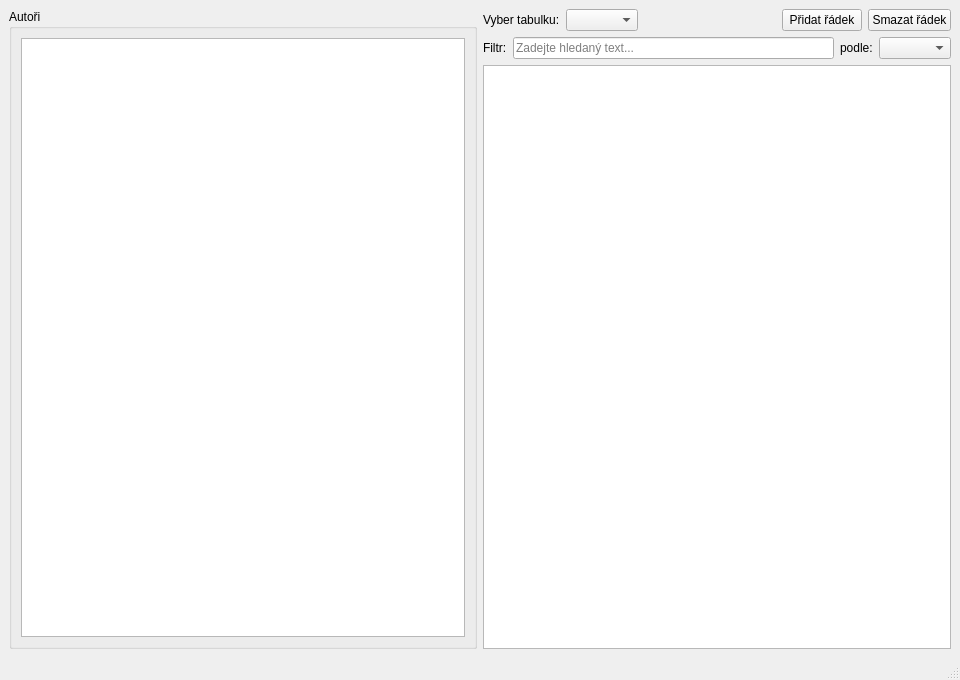
strakamartin/knihovna, file mainwindow.ui: the form before one commit.
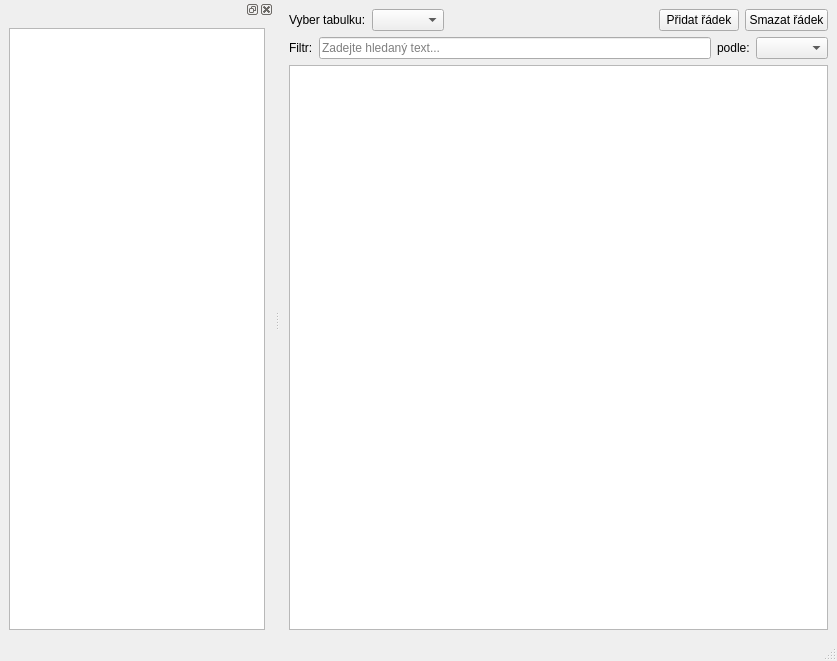
The form after the commit.

Diff of the .ui file:
```diff
--- a/mainwindow.ui
+++ b/mainwindow.ui
@@ -6,38 +6,17 @@
    <rect>
     <x>0</x>
     <y>0</y>
-    <width>960</width>
-    <height>680</height>
+    <width>837</width>
+    <height>661</height>
    </rect>
   </property>
   <property name="windowTitle">
    <string>Knižní evidence</string>
   </property>
   <widget class="QWidget" name="centralwidget">
-   <layout class="QVBoxLayout" name="verticalLayoutMain">
-
-    <!-- Hlavní obsah: levý seznam autorů + pravý panel dat -->
-    <item>
+   <layout class="QGridLayout" name="gridLayout">
+    <item row="0" column="0">
      <layout class="QHBoxLayout" name="horizontalLayoutObsah">
-
-      <!-- Levý panel: seznam autorů (bez tlačítek) -->
-      <item>
-       <widget class="QGroupBox" name="groupBoxAutori">
-        <property name="title">
-         <string>Autoři</string>
-        </property>
-        <property name="maximumWidth">
-         <number>220</number>
-        </property>
-        <layout class="QVBoxLayout" name="verticalLayoutAutori">
-         <item>
-          <widget class="QListWidget" name="listAutoru"/>
-         </item>
-        </layout>
-       </widget>
-      </item>
-
-      <!-- Pravý panel: nástrojový řádek + filtr + tabulka -->
       <item>
        <layout class="QVBoxLayout" name="verticalLayoutPravy">
 
@@ -52,11 +31,7 @@
            </widget>
           </item>
           <item>
-           <widget class="QComboBox" name="comboTabulky">
-            <property name="minimumWidth">
-             <number>140</number>
-            </property>
-           </widget>
+           <widget class="QComboBox" name="comboTabulky"/>
           </item>
           <item>
            <spacer name="spacerNastroje">
@@ -113,11 +88,7 @@
            </widget>
           </item>
           <item>
-           <widget class="QComboBox" name="comboSloupce">
-            <property name="minimumWidth">
-             <number>160</number>
-            </property>
-           </widget>
+           <widget class="QComboBox" name="comboSloupce"/>
           </item>
          </layout>
         </item>
@@ -139,10 +110,21 @@
 
      </layout>
     </item>
-
    </layout>
   </widget>
   <widget class="QStatusBar" name="statusbar"/>
+  <widget class="QDockWidget" name="dockWidget">
+   <attribute name="dockWidgetArea">
+    <number>1</number>
+   </attribute>
+   <widget class="QWidget" name="dockWidgetContents">
+    <layout class="QGridLayout" name="gridLayout_2">
+     <item row="0" column="0">
+      <widget class="QListWidget" name="listAutoru"/>
+     </item>
+    </layout>
+   </widget>
+  </widget>
  </widget>
  <resources/>
  <connections/>
```
Left out of the diff: 20 changed lines with no effect on the pictures.
